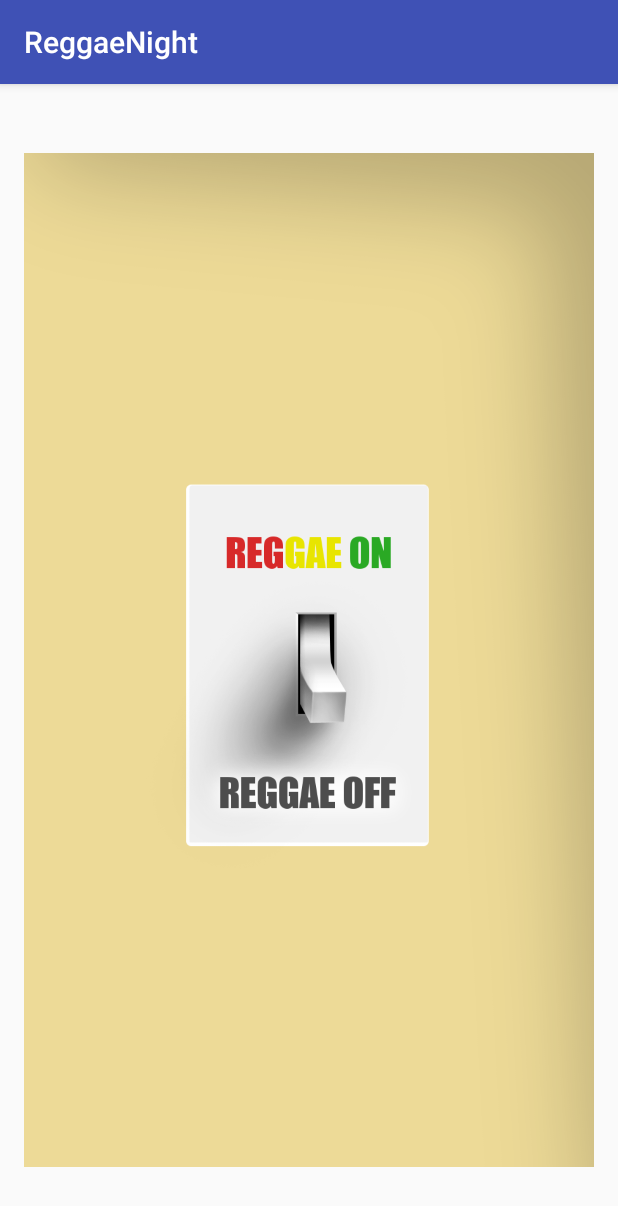
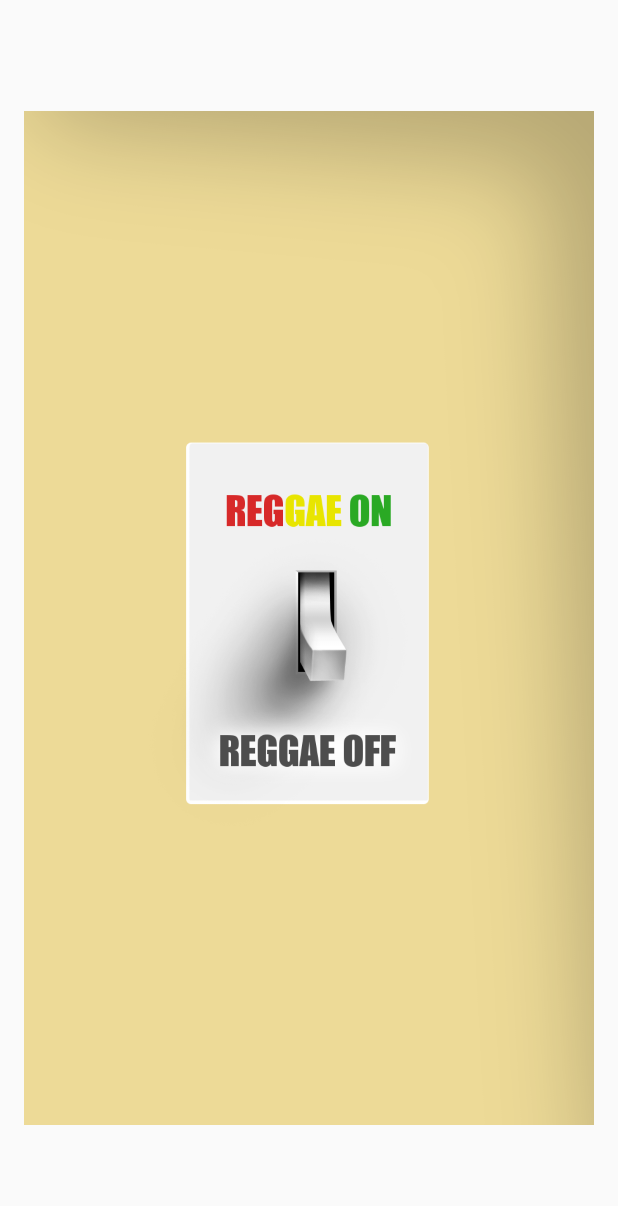
Before and after one commit to tyrann/ReggaeNight, an Android app: the screen it shows after launch (MainActivity), on a phone screen of 412 x 824 dp. Shown: the top 1206 px of the screen. Run offline under Robolectric (Android 15) with nearby library versions, the phone set to English and light mode, and no system bars.

Commit message:
Add fullscreen mode

```diff
--- a/app/src/main/res/values/styles.xml
+++ b/app/src/main/res/values/styles.xml
@@ -6,6 +6,12 @@
         <item name="colorPrimary">@color/colorPrimary</item>
         <item name="colorPrimaryDark">@color/colorPrimaryDark</item>
         <item name="colorAccent">@color/colorAccent</item>
+
+        Fullscreen
+        <item name="windowNoTitle">true</item>
+        <item name="windowActionBar">false</item>
+        <item name="android:windowFullscreen">true</item>
+        <item name="android:windowContentOverlay">@null</item>
     </style>
 
 </resources>
```
